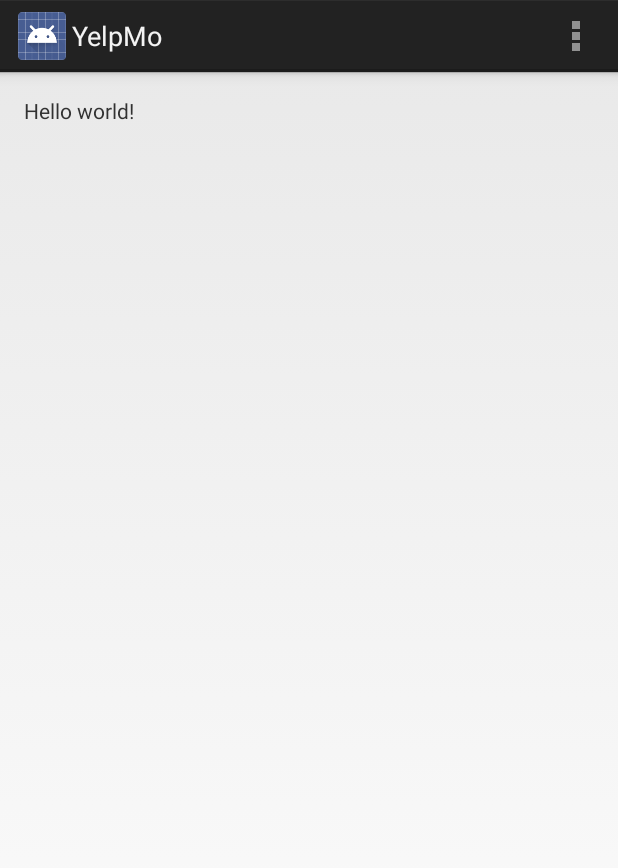
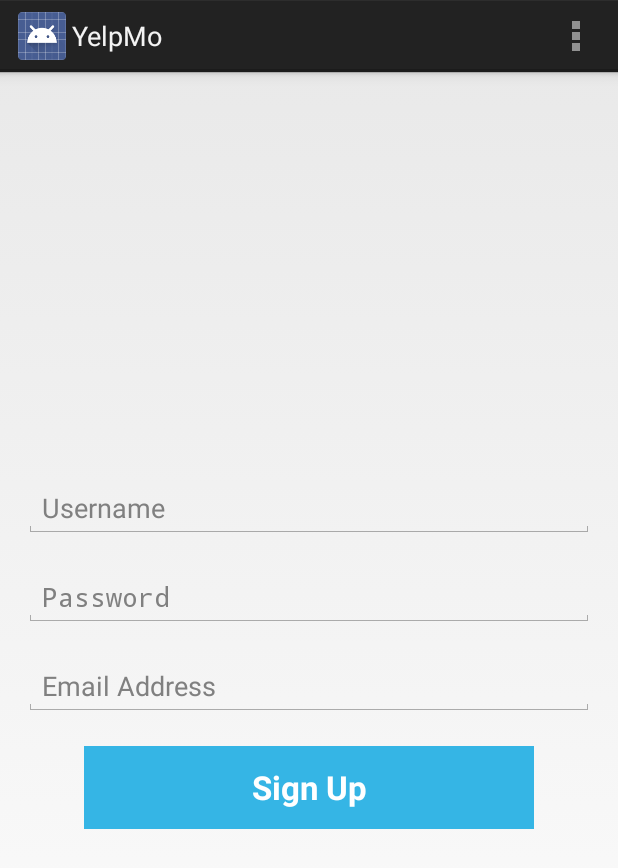
Before and after one commit to aneeshprasad1/yelpmo, an Android app: the screen it shows after launch (MainActivity), on a phone screen of 412 x 824 dp. Shown: the top 868 px of the screen. Run offline under Robolectric (Android 15) with nearby library versions, the phone set to English and light mode, and no system bars; libraries missing offline, so code that uses them is left out: com.parse.

Commit message:
Signup, more venmo

```diff
--- a/Android/app/src/main/java/com/yelpmo/app/Activity/MainActivity.java
+++ b/Android/app/src/main/java/com/yelpmo/app/Activity/MainActivity.java
@@ -1,5 +1,7 @@
 package com.yelpmo.app.Activity;
 
+import android.content.Intent;
+import android.net.Uri;
 import android.os.Bundle;
 import android.view.Menu;
 import android.view.MenuItem;
@@ -7,6 +9,8 @@ import android.view.MenuItem;
 import com.parse.Parse;
 import com.yelpmo.app.Constants.ParseInfo;
 import com.yelpmo.app.Fragment.MealsFragment;
+import com.yelpmo.app.Fragment.SignUpFragment;
+import com.yelpmo.app.Preferences.UserDetails;
 import com.yelpmo.app.R;
 
 
@@ -16,10 +20,16 @@ public class MainActivity extends BaseActivity {
     protected void onCreate(Bundle savedInstanceState) {
         super.onCreate(savedInstanceState);
         setContentView(R.layout.activity_main);
-        initParse();
-        initMealsFragment();
+        authorizeUser();
     }
 
+    private void authorizeUser() {
+        if(UserDetails.isSignedIn()) {
+            initMealsFragment();
+        } else {
+            initSignUpFragment();
+        }
+    }
 
     @Override
     public boolean onCreateOptionsMenu(Menu menu) {
@@ -42,7 +52,13 @@ public class MainActivity extends BaseActivity {
 
     private void initMealsFragment() {
         MealsFragment mealsFrag = new MealsFragment();
-        getFragmentManager().beginTransaction().add(mealsFrag, "mealsFrag")
+        getFragmentManager().beginTransaction().replace(R.id.fl_fragment_container, mealsFrag)
+                .commit();
+    }
+
+    private void initSignUpFragment() {
+        SignUpFragment signUpFrag = new SignUpFragment();
+        getFragmentManager().beginTransaction().replace(R.id.fl_fragment_container, signUpFrag)
                 .commit();
     }
 
--- a/Android/app/src/main/java/com/yelpmo/app/BusProvider.java
+++ b/Android/app/src/main/java/com/yelpmo/app/BusProvider.java
@@ -1,13 +1,14 @@
 package com.yelpmo.app;
 
 import com.squareup.otto.Bus;
+import com.squareup.otto.ThreadEnforcer;
 
 /**
  * Created by Corey on 10/3/14.
  */
 public class BusProvider {
 
-    public static Bus BUS;
+    public static Bus BUS = new Bus(ThreadEnforcer.ANY);
 
     public static Bus getBus() {
         return BUS;
--- a/Android/app/src/main/java/com/yelpmo/app/Fragment/MealsFragment.java
+++ b/Android/app/src/main/java/com/yelpmo/app/Fragment/MealsFragment.java
@@ -11,7 +11,7 @@ import com.yelpmo.app.R;
 /**
  * Created by Corey on 10/3/14.
  */
-public class MealsFragment extends BaseFragment {
+public class MealsFragment extends BaseFragment implements View.OnClickListener {
 
     private ListView lvMeals;
 
@@ -23,16 +23,23 @@ public class MealsFragment extends BaseFragment {
     @Override
     public View onCreateView(LayoutInflater inflater, ViewGroup container, Bundle savedInstanceState) {
         View contentView = inflater.inflate(R.layout.fragment_meals, null);
-        initializeView(contentView);
-        return contentView;
+        return initializeView(contentView);
     }
 
-    private void initializeView(View view) {
+    private View initializeView(View view) {
         lvMeals = (ListView) view.findViewById(R.id.lv_meals_history);
+        return view;
     }
 
     @Override
     public void onActivityCreated(Bundle savedInstanceState) {
         super.onActivityCreated(savedInstanceState);
     }
+
+    @Override
+    public void onClick(View view) {
+        switch(view.getId()) {
+
+        }
+    }
 }
--- /dev/null
+++ b/Android/app/src/main/java/com/yelpmo/app/Fragment/SignUpFragment.java
@@ -0,0 +1,50 @@
+package com.yelpmo.app.Fragment;
+
+import android.os.Bundle;
+import android.view.LayoutInflater;
+import android.view.View;
+import android.view.ViewGroup;
+import android.widget.Button;
+import android.widget.EditText;
+
+import com.yelpmo.app.R;
+
+/**
+ * Created by Corey on 10/4/14.
+ */
+public class SignUpFragment extends BaseFragment implements View.OnClickListener {
+
+    EditText etUsername, etPassword, etEmailAddress;
+    Button btnSignUp;
+
+    @Override
+    public View onCreateView(LayoutInflater inflater, ViewGroup container, Bundle savedInstanceState) {
+        View contentView = inflater.inflate(R.layout.fragment_signup, null);
+        return initializeView(contentView);
+    }
+
+    private View initializeView(View view) {
+        etUsername = (EditText) view.findViewById(R.id.et_signup_username);
+        etPassword = (EditText) view.findViewById(R.id.et_signup_password);
+        etEmailAddress = (EditText) view.findViewById(R.id.et_signup_email);
+        btnSignUp = (Button) view.findViewById(R.id.btn_signup);
+        btnSignUp.setOnClickListener(this);
+        return view;
+    }
+
+    private void signUp() {
+        String userName = etUsername.getText().toString();
+        String password = etPassword.getText().toString();
+        String emailAddress = etEmailAddress.getText().toString();
+    }
+
+
+    @Override
+    public void onClick(View view) {
+        switch(view.getId()) {
+            case R.id.btn_signup:
+                signUp();
+                break;
+        }
+    }
+}
--- /dev/null
+++ b/Android/app/src/main/java/com/yelpmo/app/Preferences/UserDetails.java
@@ -0,0 +1,14 @@
+package com.yelpmo.app.Preferences;
+
+/**
+ * Created by Corey on 10/4/14.
+ */
+public class UserDetails {
+
+    private static String SIGNED_IN = "is_signed_in";
+
+    public static boolean isSignedIn() {
+        return PreferenceManager.getBoolean(SIGNED_IN, false);
+    }
+
+}
--- /dev/null
+++ b/Android/app/src/main/res/drawable/btn_blue.xml
@@ -0,0 +1,15 @@
+<?xml version="1.0" encoding="utf-8"?>
+
+<selector xmlns:android="http://schemas.android.com/apk/res/android">
+
+    <item android:state_pressed="false"
+        android:state_selected="false"
+        android:drawable="@color/light_blue"/>
+
+    <item android:state_pressed="true"
+        android:drawable="@color/dark_blue"/>
+
+    <item android:state_selected="true"
+        android:drawable="@color/dark_blue"/>
+
+</selector>
--- a/Android/app/src/main/res/layout/activity_main.xml
+++ b/Android/app/src/main/res/layout/activity_main.xml
@@ -8,9 +8,9 @@
     android:paddingBottom="@dimen/activity_vertical_margin"
     tools:context=".MainActivity">
 
-    <TextView
-        android:text="@string/hello_world"
-        android:layout_width="wrap_content"
-        android:layout_height="wrap_content" />
+    <FrameLayout
+        android:id="@+id/fl_fragment_container"
+        android:layout_width="match_parent"
+        android:layout_height="match_parent"/>
 
 </RelativeLayout>
--- /dev/null
+++ b/Android/app/src/main/res/layout/fragment_signup.xml
@@ -0,0 +1,54 @@
+<?xml version="1.0" encoding="utf-8"?>
+
+<RelativeLayout xmlns:android="http://schemas.android.com/apk/res/android"
+    android:layout_width="match_parent"
+    android:layout_height="match_parent"
+    android:layout_margin="15dp">
+
+    <RelativeLayout
+        android:layout_width="wrap_content"
+        android:layout_height="wrap_content"
+        android:layout_centerVertical="true">
+
+        <EditText
+            android:id="@+id/et_signup_username"
+            android:layout_width="match_parent"
+            android:layout_height="wrap_content"
+            android:layout_centerHorizontal="true"
+            android:hint="Username" />
+
+        <EditText
+            android:id="@+id/et_signup_password"
+            android:layout_width="match_parent"
+            android:layout_height="wrap_content"
+            android:layout_below="@id/et_signup_username"
+            android:layout_centerHorizontal="true"
+            android:layout_marginTop="20dp"
+            android:inputType="textPassword"
+            android:hint="Password" />
+
+        <EditText
+            android:id="@+id/et_signup_email"
+            android:layout_width="match_parent"
+            android:layout_height="wrap_content"
+            android:layout_below="@id/et_signup_password"
+            android:layout_centerHorizontal="true"
+            android:layout_marginTop="20dp"
+            android:hint="Email Address" />
+
+        <Button
+            android:id="@+id/btn_signup"
+            android:layout_width="300dp"
+            android:layout_height="55dp"
+            android:layout_below="@id/et_signup_email"
+            android:layout_centerHorizontal="true"
+            android:layout_marginTop="20dp"
+            android:background="@drawable/btn_blue"
+            android:text="Sign Up"
+            android:textColor="@color/white"
+            android:textSize="22sp"
+            android:textStyle="bold" />
+
+    </RelativeLayout>
+
+</RelativeLayout>
```
Also changed, not shown: Android/app/src/main/AndroidManifest.xml (+10 -0 lines), Android/app/src/main/java/com/yelpmo/app/Activity/VenmoAuthActivity.java (added, +24 -0 lines), Android/app/src/main/java/com/yelpmo/app/Api/VenmoApi.java (+31 -0 lines), Android/app/src/main/java/com/yelpmo/app/Payment/PaymentManager.java (deleted, +0 -16 lines), Android/app/src/main/java/com/yelpmo/app/Venmo/Venmo.java (+10 -4 lines), Android/app/src/main/java/com/yelpmo/app/Venmo/VenmoLibrary.java (deleted, +0 -283 lines), Android/app/src/main/java/com/yelpmo/app/Venmo/VenmoWebViewActivity.java (deleted, +0 -94 lines), Android/app/src/main/res/values/colors.xml (added, +14 -0 lines), Android/app/libs/gson-2.3.jar (added), 1 other file.
